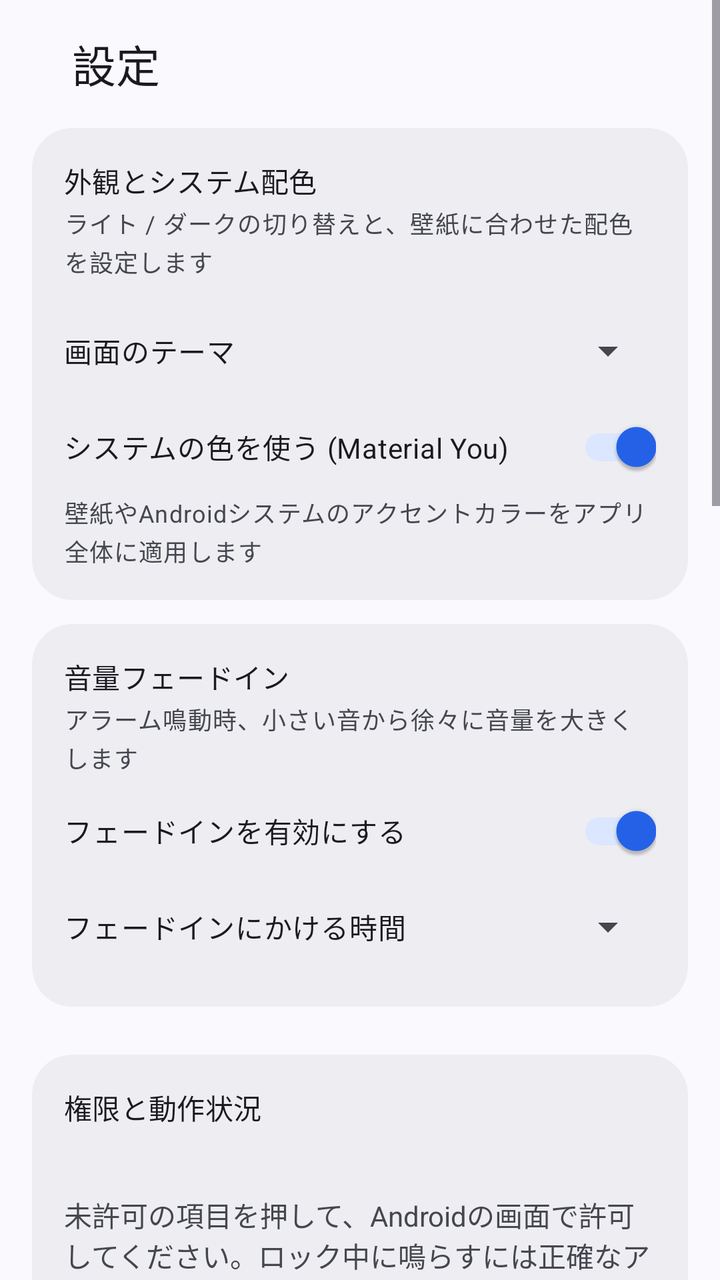
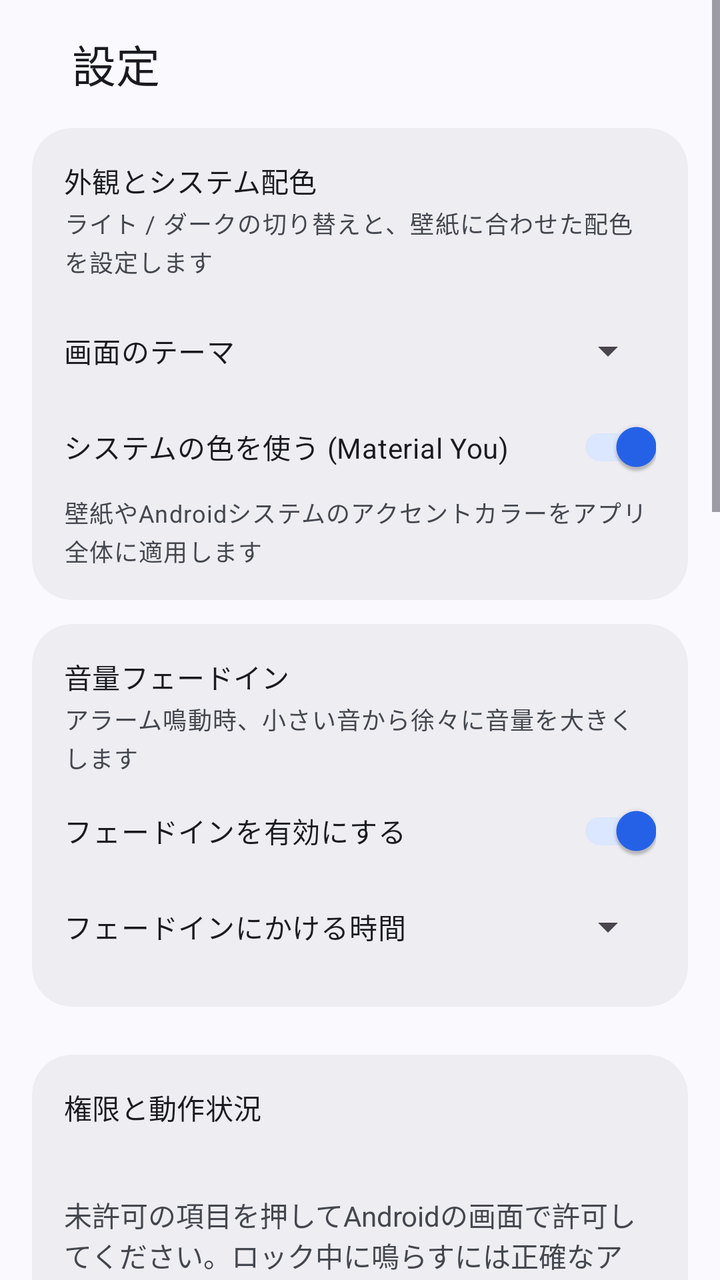

The first picture is an Android layout as it rendered before a commit; the second is the same layout after the commit. The layout source and the unified diff follow.
<!-- AndroidManifest.xml: application theme Theme.AppAlarm -->
<!-- res/layout/activity_settings.xml -->
<?xml version="1.0" encoding="utf-8"?>
<ScrollView xmlns:android="http://schemas.android.com/apk/res/android" xmlns:app="http://schemas.android.com/apk/res-auto"
    android:layout_width="match_parent"
    android:layout_height="match_parent"
    android:background="?attr/colorSurface"
    android:fitsSystemWindows="true">

    <LinearLayout
        android:layout_width="match_parent"
        android:layout_height="wrap_content"
        android:orientation="vertical"
        android:paddingStart="16dp"
        android:paddingEnd="16dp"
        android:paddingBottom="16dp">

    <LinearLayout
        android:layout_width="match_parent"
        android:layout_height="64dp"
        android:gravity="center_vertical"
        android:orientation="horizontal"
        android:paddingStart="20dp"
        android:paddingEnd="12dp">

        <TextView
            android:layout_width="0dp"
            android:layout_height="wrap_content"
            android:layout_weight="1"
            android:text="@string/settings_title"
            android:textAppearance="?attr/textAppearanceTitleLarge"
            android:textColor="?attr/colorOnSurface" />

    </LinearLayout>

        <com.google.android.material.card.MaterialCardView
            style="@style/Widget.Material3.CardView.Filled"
            android:layout_width="match_parent"
            android:layout_height="wrap_content"
            android:layout_marginBottom="12dp"
            app:cardBackgroundColor="?attr/colorSurfaceContainer"
            app:cardCornerRadius="20dp"
            app:cardElevation="0dp">

            <LinearLayout
                android:layout_width="match_parent"
                android:layout_height="wrap_content"
                android:orientation="vertical"
                android:padding="16dp">

                <TextView
                    android:layout_width="wrap_content"
                    android:layout_height="wrap_content"
                    android:text="外観とシステム配色"
                    android:textAppearance="?attr/textAppearanceTitleSmall"
                    android:textColor="?attr/colorOnSurface" />
                <TextView
                    android:layout_width="wrap_content"
                    android:layout_height="wrap_content"
                    android:layout_marginTop="2dp"
                    android:layout_marginBottom="8dp"
                    android:text="ライト / ダークの切り替えと、壁紙に合わせた配色を設定します"
                    android:textAppearance="?attr/textAppearanceBodySmall"
                    android:textColor="?attr/colorOnSurfaceVariant" />
                <LinearLayout
                    android:layout_width="match_parent"
                    android:layout_height="wrap_content"
                    android:layout_marginTop="4dp"
                    android:gravity="center_vertical"
                    android:orientation="horizontal">

                    <TextView
                        android:layout_width="0dp"
                        android:layout_height="wrap_content"
                        android:layout_weight="1"
                        android:text="画面のテーマ"
                        android:textAppearance="?attr/textAppearanceBodyMedium"
                        android:textColor="?attr/colorOnSurface" />

                    <Spinner
                        android:id="@+id/spinner_theme_mode"
                        android:layout_width="wrap_content"
                        android:layout_height="48dp" />
                </LinearLayout>
                <androidx.appcompat.widget.SwitchCompat
                    android:id="@+id/switch_dynamic_color"
                    android:layout_width="match_parent"
                    android:layout_height="wrap_content"
                    android:minHeight="48dp"
                    android:text="システムの色を使う (Material You)"
                    android:textColor="?attr/colorOnSurface"
                    android:checked="true" />
                <TextView
                    android:id="@+id/tv_dynamic_color_desc"
                    android:layout_width="wrap_content"
                    android:layout_height="wrap_content"
                    android:text="壁紙やAndroidシステムのアクセントカラーをアプリ全体に適用します"
                    android:textAppearance="?attr/textAppearanceBodySmall"
                    android:textColor="?attr/colorOnSurfaceVariant" />
            </LinearLayout>
        </com.google.android.material.card.MaterialCardView>

        <com.google.android.material.card.MaterialCardView
            style="@style/Widget.Material3.CardView.Filled"
            android:layout_width="match_parent"
            android:layout_height="wrap_content"
            android:layout_marginBottom="12dp"
            app:cardBackgroundColor="?attr/colorSurfaceContainer"
            app:cardCornerRadius="20dp"
            app:cardElevation="0dp">

            <LinearLayout
                android:layout_width="match_parent"
                android:layout_height="wrap_content"
                android:orientation="vertical"
                android:padding="16dp">

                <TextView
                    android:layout_width="wrap_content"
                    android:layout_height="wrap_content"
                    android:text="音量フェードイン"
                    android:textAppearance="?attr/textAppearanceTitleSmall"
                    android:textColor="?attr/colorOnSurface" />
                <TextView
                    android:layout_width="wrap_content"
                    android:layout_height="wrap_content"
                    android:layout_marginTop="2dp"
                    android:layout_marginBottom="4dp"
                    android:text="アラーム鳴動時、小さい音から徐々に音量を大きくします"
                    android:textAppearance="?attr/textAppearanceBodySmall"
                    android:textColor="?attr/colorOnSurfaceVariant" />
                <androidx.appcompat.widget.SwitchCompat
                    android:id="@+id/switch_fade_enabled"
                    android:layout_width="match_parent"
                    android:layout_height="wrap_content"
                    android:minHeight="48dp"
                    android:text="フェードインを有効にする"
                    android:textColor="?attr/colorOnSurface"
                    android:checked="true" />
                <LinearLayout
                    android:id="@+id/layout_fade_duration"
                    android:layout_width="match_parent"
                    android:layout_height="wrap_content"
                    android:gravity="center_vertical"
                    android:orientation="horizontal">

                    <TextView
                        android:layout_width="0dp"
                        android:layout_height="wrap_content"
                        android:layout_weight="1"
                        android:text="フェードインにかける時間"
                        android:textAppearance="?attr/textAppearanceBodyMedium"
                        android:textColor="?attr/colorOnSurface" />

                    <Spinner
                        android:id="@+id/spinner_fade_seconds"
                        android:layout_width="wrap_content"
                        android:layout_height="48dp" />
                </LinearLayout>
            </LinearLayout>
        </com.google.android.material.card.MaterialCardView>

        <com.google.android.material.card.MaterialCardView
            style="@style/Widget.Material3.CardView.Filled"
            android:layout_width="match_parent"
            android:layout_height="wrap_content"
            android:layout_marginTop="12dp"
            app:cardBackgroundColor="?attr/colorSurfaceContainer"
            app:cardCornerRadius="20dp"
            app:cardElevation="0dp">
            <LinearLayout android:layout_width="match_parent" android:layout_height="wrap_content" android:orientation="vertical" android:padding="16dp">
                <TextView android:layout_width="wrap_content" android:layout_height="wrap_content" android:text="権限と動作状況" android:textAppearance="?attr/textAppearanceTitleSmall" android:textColor="?attr/colorOnSurface" />
                <TextView android:id="@+id/tv_permission_status" android:layout_width="match_parent" android:layout_height="wrap_content" android:layout_marginTop="6dp" android:textColor="?attr/colorOnSurfaceVariant" />
                <TextView android:layout_width="match_parent" android:layout_height="wrap_content" android:layout_marginTop="8dp" android:text="未許可の項目を押して、Androidの画面で許可してください。ロック中に鳴らすには正確なアラーム・通知・全画面表示を許可します。" android:textColor="?attr/colorOnSurfaceVariant" />
                <Button android:id="@+id/btn_perm_exact" style="@style/Widget.Material3.Button.OutlinedButton" android:layout_width="match_parent" android:layout_height="wrap_content" android:layout_marginTop="8dp" android:text="正確なアラームを許可" />
                <Button android:id="@+id/btn_perm_notification" style="@style/Widget.Material3.Button.OutlinedButton" android:layout_width="match_parent" android:layout_height="wrap_content" android:text="通知を許可" />
                <Button android:id="@+id/btn_perm_fullscreen" style="@style/Widget.Material3.Button.OutlinedButton" android:layout_width="match_parent" android:layout_height="wrap_content" android:text="ロック画面に表示（全画面通知）を許可" />
                <Button android:id="@+id/btn_perm_overlay" style="@style/Widget.Material3.Button.OutlinedButton" android:layout_width="match_parent" android:layout_height="wrap_content" android:text="他のアプリの上に表示を許可（必要な端末のみ）" />
                <Button android:id="@+id/btn_perm_calendar" style="@style/Widget.Material3.Button.OutlinedButton" android:layout_width="match_parent" android:layout_height="wrap_content" android:text="カレンダーを許可" />
                <Button android:id="@+id/btn_perm_battery" style="@style/Widget.Material3.Button.OutlinedButton" android:layout_width="match_parent" android:layout_height="wrap_content" android:text="電池の最適化を設定" />
                <Button android:id="@+id/btn_permission_check" style="@style/Widget.Material3.Button.OutlinedButton" android:layout_width="match_parent" android:layout_height="wrap_content" android:layout_marginTop="8dp" android:text="権限・省電力設定を確認" />
            </LinearLayout>
        </com.google.android.material.card.MaterialCardView>

        <com.google.android.material.card.MaterialCardView
            style="@style/Widget.Material3.CardView.Filled"
            android:layout_width="match_parent"
            android:layout_height="wrap_content"
            android:layout_marginBottom="12dp"
            app:cardBackgroundColor="?attr/colorSurfaceContainer"
            app:cardCornerRadius="20dp"
            app:cardElevation="0dp">

            <LinearLayout
                android:layout_width="match_parent"
                android:layout_height="wrap_content"
                android:orientation="vertical"
                android:padding="16dp">

                <TextView
                    android:layout_width="wrap_content"
                    android:layout_height="wrap_content"
                    android:text="履歴と統計"
                    android:textAppearance="?attr/textAppearanceTitleSmall"
                    android:textColor="?attr/colorOnSurface" />
                <TextView
                    android:layout_width="wrap_content"
                    android:layout_height="wrap_content"
                    android:layout_marginTop="2dp"
                    android:layout_marginBottom="4dp"
                    android:text="「停止」「スヌーズ」の履歴を記録し、二度寝傾向を分析します"
                    android:textAppearance="?attr/textAppearanceBodySmall"
                    android:textColor="?attr/colorOnSurfaceVariant" />
                <androidx.appcompat.widget.SwitchCompat
                    android:id="@+id/switch_history_enabled"
                    android:layout_width="match_parent"
                    android:layout_height="wrap_content"
                    android:minHeight="48dp"
                    android:text="履歴を保存する"
                    android:textColor="?attr/colorOnSurface"
                    android:checked="true" />
                <Button
                    android:id="@+id/btn_open_history"
                    style="@style/Widget.Material3.Button.OutlinedButton"
                    android:layout_width="match_parent"
                    android:layout_height="wrap_content"
                    android:layout_marginTop="8dp"
                    android:text="履歴・統計を確認する"
                    android:textColor="?attr/colorPrimary" />
            </LinearLayout>
        </com.google.android.material.card.MaterialCardView>

        <com.google.android.material.card.MaterialCardView
            style="@style/Widget.Material3.CardView.Filled"
            android:layout_width="match_parent"
            android:layout_height="wrap_content"
            android:layout_marginBottom="12dp"
            app:cardBackgroundColor="?attr/colorSurfaceContainer"
            app:cardCornerRadius="20dp"
            app:cardElevation="0dp">

            <LinearLayout
                android:layout_width="match_parent"
                android:layout_height="wrap_content"
                android:orientation="vertical"
                android:padding="16dp">

                <TextView
                    android:layout_width="wrap_content"
                    android:layout_height="wrap_content"
                    android:text="再通知 (スヌーズ)"
                    android:textAppearance="?attr/textAppearanceTitleSmall"
                    android:textColor="?attr/colorOnSurface" />
                <LinearLayout
                    android:layout_width="match_parent"
                    android:layout_height="wrap_content"
                    android:layout_marginTop="4dp"
                    android:gravity="center_vertical"
                    android:orientation="horizontal">

                    <TextView
                        android:layout_width="0dp"
                        android:layout_height="wrap_content"
                        android:layout_weight="1"
                        android:text="再通知までの時間"
                        android:textAppearance="?attr/textAppearanceBodyMedium"
                        android:textColor="?attr/colorOnSurface" />

                    <Spinner
                        android:id="@+id/spinner_snooze_minutes"
                        android:layout_width="wrap_content"
                        android:layout_height="48dp" />
                </LinearLayout>
                <LinearLayout
                    android:layout_width="match_parent"
                    android:layout_height="wrap_content"
                    android:layout_marginTop="4dp"
                    android:gravity="center_vertical"
                    android:orientation="horizontal">

                    <TextView
                        android:layout_width="0dp"
                        android:layout_height="wrap_content"
                        android:layout_weight="1"
                        android:text="再通知の上限回数"
                        android:textAppearance="?attr/textAppearanceBodyMedium"
                        android:textColor="?attr/colorOnSurface" />

                    <Spinner
                        android:id="@+id/spinner_max_snooze"
                        android:layout_width="wrap_content"
                        android:layout_height="48dp" />
                </LinearLayout>
            </LinearLayout>
        </com.google.android.material.card.MaterialCardView>

        <com.google.android.material.card.MaterialCardView
            style="@style/Widget.Material3.CardView.Filled"
            android:layout_width="match_parent"
            android:layout_height="wrap_content"
            android:layout_marginBottom="0dp"
            app:cardBackgroundColor="?attr/colorSurfaceContainer"
            app:cardCornerRadius="20dp"
            app:cardElevation="0dp">

            <LinearLayout
                android:layout_width="match_parent"
                android:layout_height="wrap_content"
                android:orientation="vertical"
                android:padding="16dp">

                <TextView
                    android:layout_width="wrap_content"
                    android:layout_height="wrap_content"
                    android:text="バックアップと復元"
                    android:textAppearance="?attr/textAppearanceTitleSmall"
                    android:textColor="?attr/colorOnSurface" />
                <TextView
                    android:layout_width="wrap_content"
                    android:layout_height="wrap_content"
                    android:layout_marginTop="2dp"
                    android:layout_marginBottom="4dp"
                    android:text="Androidの保存先からGoogle Drive等を選び、設定を保存・復元できます"
                    android:textAppearance="?attr/textAppearanceBodySmall"
                    android:textColor="?attr/colorOnSurfaceVariant" />
                <LinearLayout
                    android:layout_width="match_parent"
                    android:layout_height="wrap_content"
                    android:orientation="horizontal">

                <Button
                    android:id="@+id/btn_export_backup"
                    style="@style/Widget.Material3.Button.OutlinedButton"
                    android:layout_width="0dp"
                    android:layout_weight="1"
                    android:layout_height="wrap_content"
                    android:layout_marginEnd="6dp"
                    android:text="書き出し"
                    android:textColor="?attr/colorPrimary" />
                <Button
                    android:id="@+id/btn_import_backup"
                    style="@style/Widget.Material3.Button.OutlinedButton"
                    android:layout_width="0dp"
                    android:layout_weight="1"
                    android:layout_height="wrap_content"
                    android:layout_marginStart="6dp"
                    android:text="復元"
                    android:textColor="?attr/colorPrimary" />
                </LinearLayout>
                <TextView
                    android:id="@+id/tv_backup_last"
                    android:layout_width="match_parent"
                    android:layout_height="wrap_content"
                    android:layout_marginTop="8dp"
                    android:text="前回のバックアップ: まだありません"
                    android:textAppearance="?attr/textAppearanceBodyMedium"
                    android:textColor="?attr/colorOnSurface" />
            </LinearLayout>
        </com.google.android.material.card.MaterialCardView>

    </LinearLayout>
</ScrollView>
<!-- resources referenced by this layout -->
<resources>
  <string name="settings_title">設定</string>
  <style name="Theme.AppAlarm" parent="Theme.Material3.DayNight.NoActionBar">
          <item name="colorPrimary">#2563EB</item>
          <item name="colorOnPrimary">#FFFFFF</item>
          <item name="colorPrimaryContainer">#DBE6FF</item>
          <item name="colorOnPrimaryContainer">#001A41</item>
          <item name="colorSecondary">#575E71</item>
          <item name="colorOnSecondary">#FFFFFF</item>
          <item name="colorSecondaryContainer">#DBE2F9</item>
          <item name="colorOnSecondaryContainer">#141B2C</item>
          <item name="android:colorBackground">#FAF9FD</item>
          <item name="colorSurface">#FAF9FD</item>
          <item name="colorOnSurface">#1A1B20</item>
          <item name="colorSurfaceVariant">#E1E2EC</item>
          <item name="colorOnSurfaceVariant">#44474F</item>
          <item name="colorSurfaceContainerLowest">#FFFFFF</item>
          <item name="colorSurfaceContainerLow">#F4F3F7</item>
          <item name="colorSurfaceContainer">#EEEDF1</item>
          <item name="colorSurfaceContainerHigh">#E8E7EB</item>
          <item name="colorSurfaceContainerHighest">#E3E2E6</item>
          <item name="colorOutline">#74777F</item>
          <item name="colorOutlineVariant">#C4C6D0</item>
          <item name="colorError">#BA1A1A</item>
          <item name="colorOnError">#FFFFFF</item>
          <item name="android:statusBarColor">?attr/colorSurface</item>
          <item name="android:navigationBarColor">?attr/colorSurface</item>
          <item name="android:windowLightStatusBar">true</item>
          <item name="android:windowLightNavigationBar">true</item>
      </style>
</resources>

<!-- the commit's change to res/layout/activity_settings.xml (unified diff, before → after) -->
@@ -169,11 +169,10 @@
             <LinearLayout android:layout_width="match_parent" android:layout_height="wrap_content" android:orientation="vertical" android:padding="16dp">
                 <TextView android:layout_width="wrap_content" android:layout_height="wrap_content" android:text="権限と動作状況" android:textAppearance="?attr/textAppearanceTitleSmall" android:textColor="?attr/colorOnSurface" />
                 <TextView android:id="@+id/tv_permission_status" android:layout_width="match_parent" android:layout_height="wrap_content" android:layout_marginTop="6dp" android:textColor="?attr/colorOnSurfaceVariant" />
-                <TextView android:layout_width="match_parent" android:layout_height="wrap_content" android:layout_marginTop="8dp" android:text="未許可の項目を押して、Androidの画面で許可してください。ロック中に鳴らすには正確なアラーム・通知・全画面表示を許可します。" android:textColor="?attr/colorOnSurfaceVariant" />
+                <TextView android:layout_width="match_parent" android:layout_height="wrap_content" android:layout_marginTop="8dp" android:text="未許可の項目を押してAndroidの画面で許可してください。ロック中に鳴らすには正確なアラーム・通知・全画面表示を許可します。「他のアプリの上に表示」はアラームには不要です。" android:textColor="?attr/colorOnSurfaceVariant" />
                 <Button android:id="@+id/btn_perm_exact" style="@style/Widget.Material3.Button.OutlinedButton" android:layout_width="match_parent" android:layout_height="wrap_content" android:layout_marginTop="8dp" android:text="正確なアラームを許可" />
                 <Button android:id="@+id/btn_perm_notification" style="@style/Widget.Material3.Button.OutlinedButton" android:layout_width="match_parent" android:layout_height="wrap_content" android:text="通知を許可" />
                 <Button android:id="@+id/btn_perm_fullscreen" style="@style/Widget.Material3.Button.OutlinedButton" android:layout_width="match_parent" android:layout_height="wrap_content" android:text="ロック画面に表示（全画面通知）を許可" />
-                <Button android:id="@+id/btn_perm_overlay" style="@style/Widget.Material3.Button.OutlinedButton" android:layout_width="match_parent" android:layout_height="wrap_content" android:text="他のアプリの上に表示を許可（必要な端末のみ）" />
                 <Button android:id="@+id/btn_perm_calendar" style="@style/Widget.Material3.Button.OutlinedButton" android:layout_width="match_parent" android:layout_height="wrap_content" android:text="カレンダーを許可" />
                 <Button android:id="@+id/btn_perm_battery" style="@style/Widget.Material3.Button.OutlinedButton" android:layout_width="match_parent" android:layout_height="wrap_content" android:text="電池の最適化を設定" />
                 <Button android:id="@+id/btn_permission_check" style="@style/Widget.Material3.Button.OutlinedButton" android:layout_width="match_parent" android:layout_height="wrap_content" android:layout_marginTop="8dp" android:text="権限・省電力設定を確認" />
